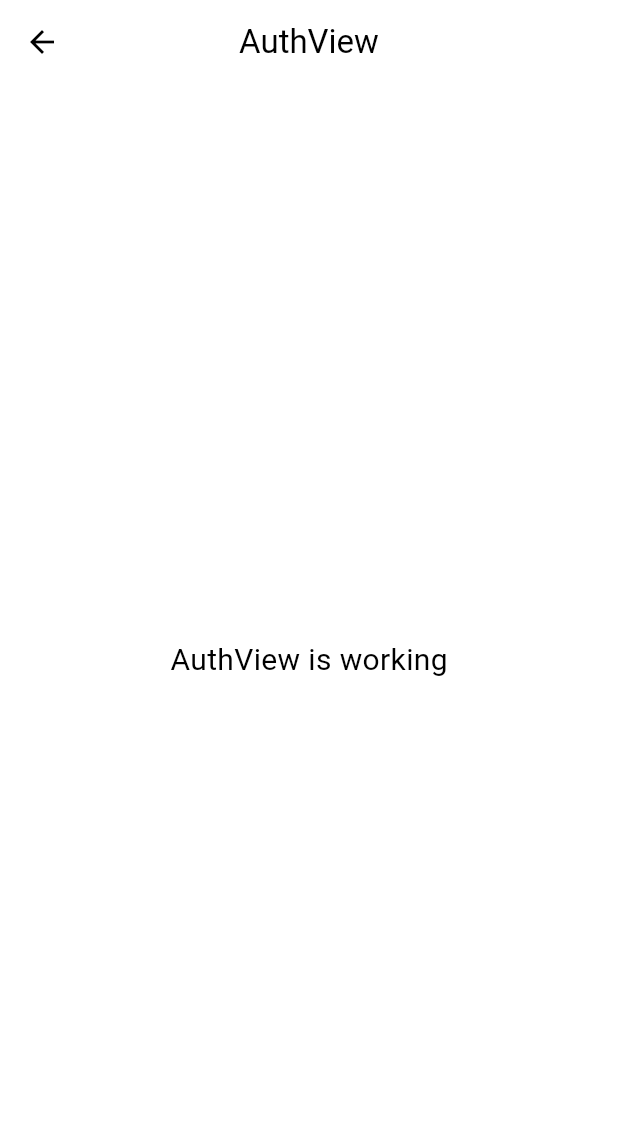
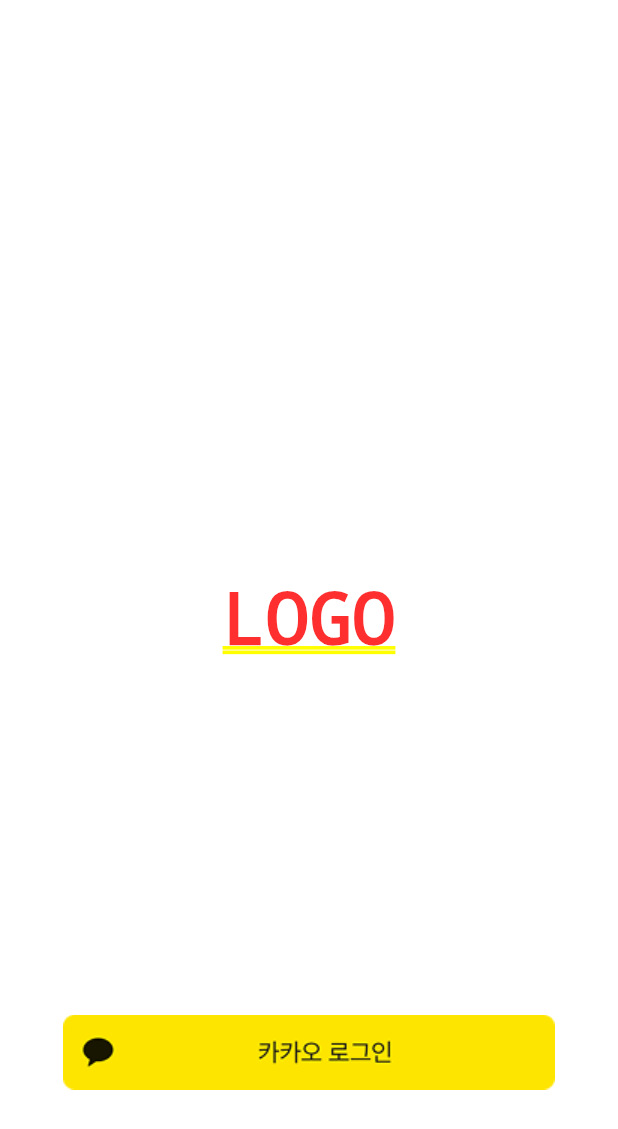
Before and after one commit to jungwuk-ryu/duty-it, a Flutter app: the AuthView screen opened by its route, on a phone screen of 412 x 824 dp. Shown: the top 1129 px of the screen. Run offline on Flutter 3.47's test engine with Material 3 defaults, Android fonts, the phone set to English and light mode, and no system bars; our stand-ins replace flutter_screenutil, get, infinite_scroll_pagination; missing offline and left inert: persistent_header_adaptive; Roboto replaces fonts that are missing (Pretendard).

Commit message:
feat: 로그인 화면 기초 UI 구현

```diff
--- a/lib/app/modules/auth/controllers/auth_view_controller.dart
+++ b/lib/app/modules/auth/controllers/auth_view_controller.dart
@@ -1,9 +1,10 @@
 import 'package:get/get.dart';
 
 class AuthViewController extends GetxController {
-  //TODO: Implement AuthController
+  final RxBool _isLogining = RxBool(false);
+  bool get isLogining => _isLogining.value;
+  set isLogining(v) => _isLogining.value = v;
 
-  final count = 0.obs;
   @override
   void onInit() {
     super.onInit();
@@ -19,5 +20,7 @@ class AuthViewController extends GetxController {
     super.onClose();
   }
 
-  void increment() => count.value++;
+  Future<void> onLoginButtonTap() async {
+    isLogining = true;
+  }
 }
--- a/lib/app/modules/auth/views/auth_view.dart
+++ b/lib/app/modules/auth/views/auth_view.dart
@@ -1,5 +1,6 @@
+import 'package:duty_it/gen/assets.gen.dart';
 import 'package:flutter/material.dart';
-
+import 'package:flutter_screenutil/flutter_screenutil.dart';
 import 'package:get/get.dart';
 
 import '../controllers/auth_view_controller.dart';
@@ -8,11 +9,39 @@ class AuthView extends GetView<AuthViewController> {
   const AuthView({super.key});
   @override
   Widget build(BuildContext context) {
-    return Scaffold(
-      appBar: AppBar(title: const Text('AuthView'), centerTitle: true),
-      body: const Center(
-        child: Text('AuthView is working', style: TextStyle(fontSize: 20)),
-      ),
+    return Stack(
+      children: [
+        Align(alignment: Alignment.center, child: Text("LOGO")),
+        Positioned(
+          left: 0,
+          right: 0,
+          bottom: 88.h,
+          child: GestureDetector(
+            onTap: controller.onLoginButtonTap,
+            child: Image.asset(
+              Assets.icons.kakaoLoginLargeWide.path,
+              width: 328.w,
+              height: 50.h,
+            ),
+          ),
+        ),
+        Positioned(
+          left: 0,
+          right: 0,
+          top: 0,
+          bottom: -12.h,
+          child: Obx(
+            () => Visibility(
+              visible: controller.isLogining,
+              child: Image.asset(
+                Assets.icons.loadingIndicator.path,
+                width: 58.w,
+                height: 7.h,
+              ),
+            ),
+          ),
+        ),
+      ],
     );
   }
 }
```
